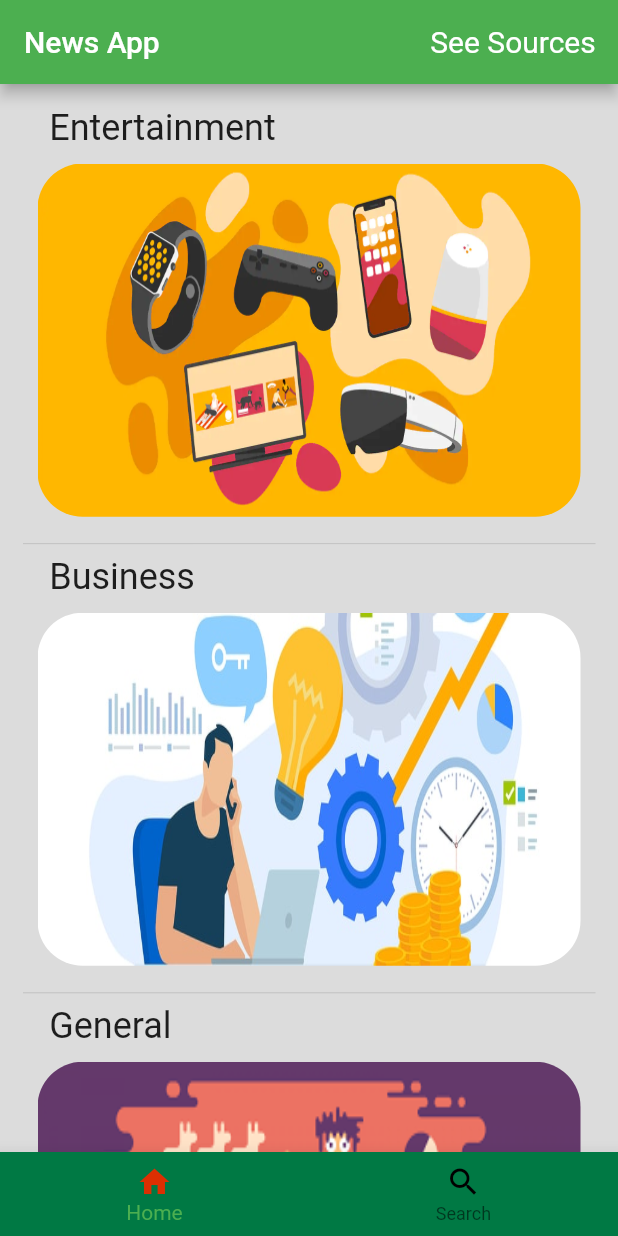
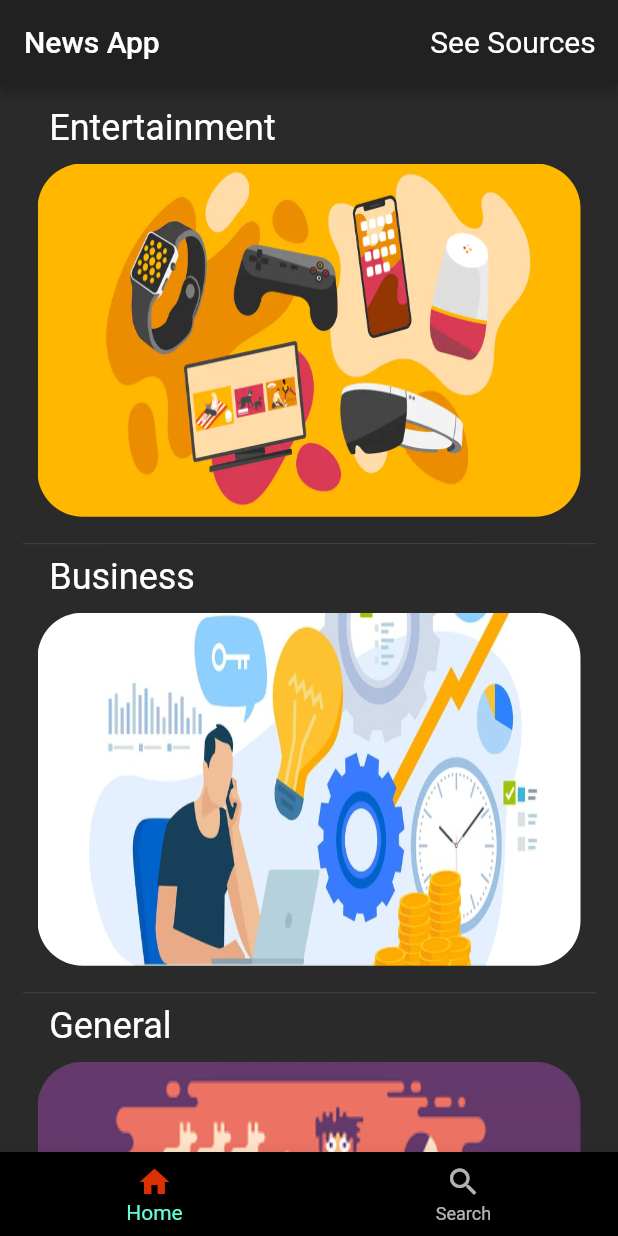
Before and after one commit to amanv8060/News-App, a Flutter app: the screen it shows after launch, on a phone screen of 412 x 824 dp. Run offline on Flutter 3.47's test engine with Material 2 defaults, Android fonts, the phone set to English and light mode, and no system bars; our stand-ins replace google_maps_flutter, webview_flutter.

Commit message:
Theme Changes

```diff
--- a/lib/Screens/mainScreen.dart
+++ b/lib/Screens/mainScreen.dart
@@ -34,28 +34,29 @@ class _MainScreenState extends State<MainScreen> {
             currentPage = pages[index];
           });
         },
-        backgroundColor: Color(0xFF007944),
+        backgroundColor: Colors.black,
+//        Color(0xFF007944),
         currentIndex: currentTabIndex,
         type: BottomNavigationBarType.fixed,
         items: <BottomNavigationBarItem>[
           BottomNavigationBarItem(
               icon: Icon(
                 Icons.home,
-                color: Colors.black,
+//                color: Colors.black,
               ),
               title: Text(
                 "Home",
-                style: TextStyle(color: Colors.black),
+//                style: TextStyle(color: Colors.black),
               ),
               activeIcon: Icon(Icons.home, color: Color(0xFFdc2f02))),
           BottomNavigationBarItem(
               icon: Icon(
                 Icons.search,
-                color: Colors.black,
+//                color: Colors.black,
               ),
               title: Text(
                 "Search",
-                style: TextStyle(color: Colors.black),
+//                style: TextStyle(color: Colors.black),
               ),
               activeIcon: Icon(Icons.search, color: Color(0xFFdc2f02))),
         ],
--- a/lib/main.dart
+++ b/lib/main.dart
@@ -13,10 +13,7 @@ class MyApp extends StatelessWidget {
     return MaterialApp(
       debugShowCheckedModeBanner: false,
       title: 'News App',
-      theme: ThemeData(
-        primarySwatch: Colors.green,
-        visualDensity: VisualDensity.adaptivePlatformDensity,
-      ),
+      theme: ThemeData.dark(),
       home: MainScreen(),
     );
   }
--- a/lib/widgets/NewsCard.dart
+++ b/lib/widgets/NewsCard.dart
@@ -20,7 +20,7 @@ class NewsCard extends StatelessWidget {
           width: wid,
           height: heit - 30,
           child: Card(
-              color: Colors.white,
+//              color: Colors.white,
               shape: RoundedRectangleBorder(
                 borderRadius: BorderRadius.all(Radius.circular(30.0)),
               ),
--- a/lib/widgets/sources.dart
+++ b/lib/widgets/sources.dart
@@ -34,7 +34,8 @@ class _SourcePageState extends State<SourcePage>{
                       //todo implement Url Launch
                       title: Text(snapshot.data.sources[index]["name"]),
                     );
-                    }),
+                    }
+                    ),
               );
             }
             else if (snapshot.hasError) {
```
